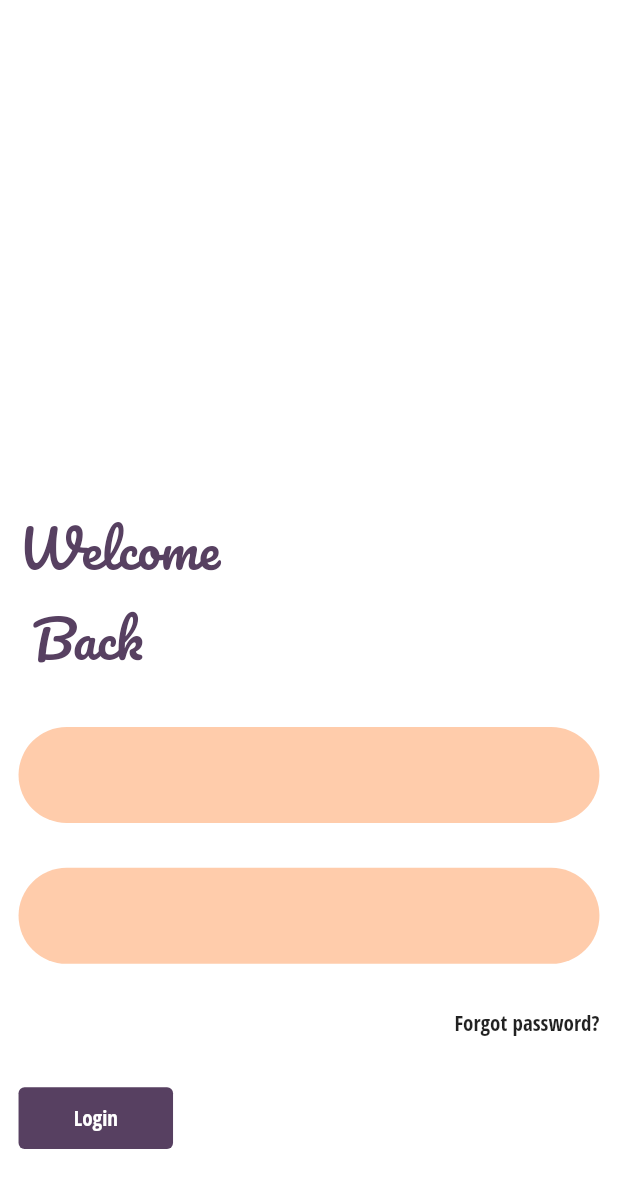
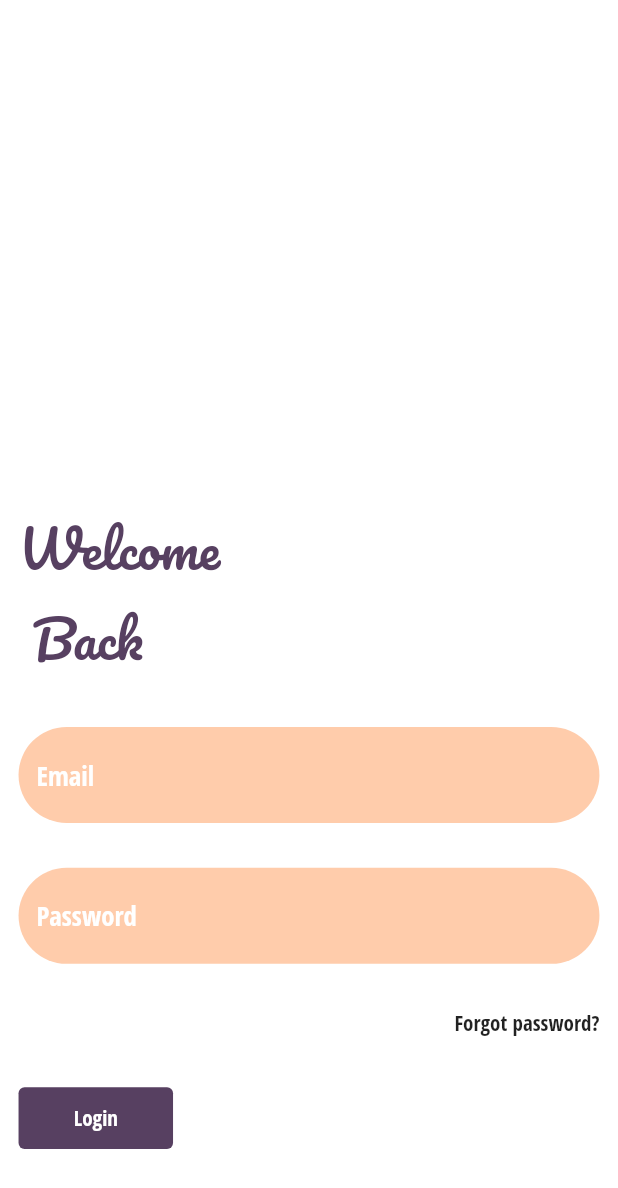
Before and after one commit to maykhid/mini_exam_app, a Flutter app: the screen it shows after launch, after a tap on "Log in", on a phone screen of 412 x 824 dp. Shown: the top 1188 px of the screen. Run offline on Flutter 3.47's test engine with Material 2 defaults, Android fonts, the phone set to English and light mode, and no system bars; our stand-ins replace cloud_firestore, firebase_core, flutter_swiper_null_safety, get_it, google_fonts, sizer; accounts and stored records are empty; Roboto replaces fonts that are missing (Open Sans Condensed).

Commit message:
created signup screen

```diff
--- a/lib/app/exam_app.dart
+++ b/lib/app/exam_app.dart
@@ -5,6 +5,7 @@ import 'package:exam_cheat_detector/ui/screens/home/home.dart';
 import 'package:exam_cheat_detector/ui/screens/landing/landing.dart';
 import 'package:exam_cheat_detector/ui/screens/landing/landing_view_model.dart';
 import 'package:exam_cheat_detector/ui/screens/login/login.dart';
+import 'package:exam_cheat_detector/ui/screens/signup/signup.dart';
 
 import 'package:flutter/material.dart';
 import 'package:provider/provider.dart';
@@ -51,6 +52,7 @@ class _ExamAppState extends State<ExamApp> {
               onGenerateRoute: RouteGenerator.generateRoute,
               routes: {
                 '/login': (context) => LoginScreen(),
+                '/signUp': (context) => SignUpScreen(),
               },
             );
           },
--- a/lib/ui/screens/landing/landing.dart
+++ b/lib/ui/screens/landing/landing.dart
@@ -84,11 +84,12 @@ class LandingScreen extends StatelessWidget {
                       children: [
                         //
                         Button.rounded(
-                            width: 45.h,
-                            height: 9.h,
-                            color: AppColors.brownRed,
-                            buttonText: AppStrings.get_started,
-                            onPressed: () {}),
+                          width: 45.h,
+                          height: 9.h,
+                          color: AppColors.brownRed,
+                          buttonText: AppStrings.get_started,
+                          onPressed: () => model.signup(),
+                        ),
 
                         //
                         Button.rounded(
--- a/lib/ui/screens/login/login.dart
+++ b/lib/ui/screens/login/login.dart
@@ -38,10 +38,15 @@ class _LoginScreenState extends State<LoginScreen> {
                 ),
 
                 // enmail text field
-                CustomTextField(),
+                CustomTextField(
+                  hintText: 'Email',
+                ),
 
                 // password Textfield
-                CustomTextField(),
+                CustomTextField(
+                  obscureText: true,
+                  hintText: 'Password',
+                ),
 
                 // forget password text
                 Align(
--- a/lib/ui/widgets/text_form_field.dart
+++ b/lib/ui/widgets/text_form_field.dart
@@ -3,19 +3,22 @@ import 'package:flutter/material.dart';
 import 'package:sizer/sizer.dart';
 
 class CustomTextField extends StatelessWidget {
-  const CustomTextField({
-    Key? key,
-  }) : super(key: key);
+  CustomTextField({required this.hintText, this.obscureText = false});
+  final String hintText;
+  final bool obscureText;
 
   @override
   Widget build(BuildContext context) {
     return TextFormField(
+      obscureText: obscureText,
       style: TextStyle(
         color: Colors.white,
         fontSize: 13.sp,
         fontWeight: FontWeight.w800,
       ),
       decoration: InputDecoration(
+        hintText: hintText,
+        hintStyle: TextStyle(color: Colors.white),
         filled: true,
         fillColor: AppColors.brown.withOpacity(0.4),
         border: OutlineInputBorder(
```
Also changed, not shown: lib/ui/screens/landing/landing_view_model.dart (+11 -0 lines), lib/ui/screens/signup/signup.dart (+92 -0 lines).
